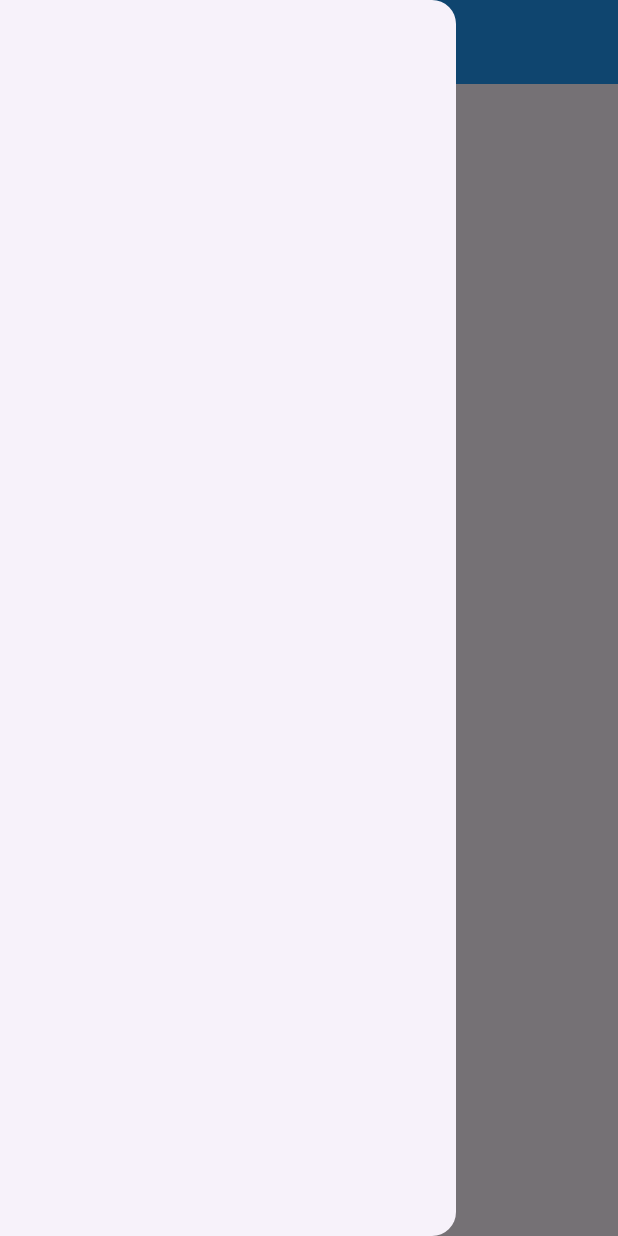
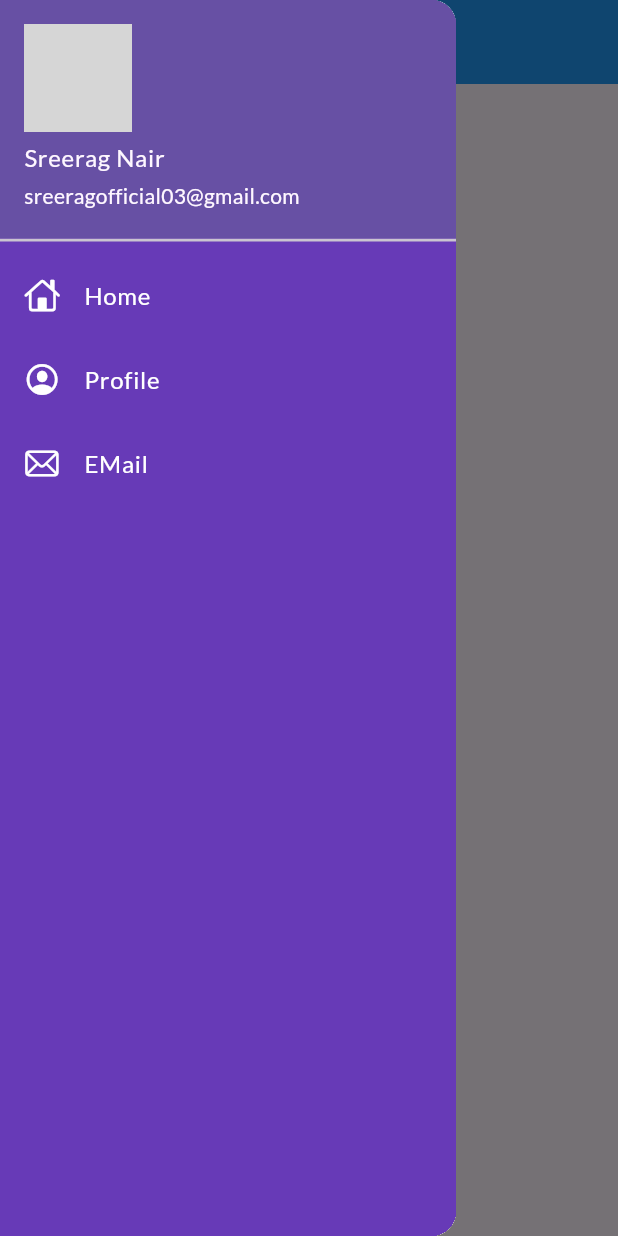
Before and after one commit to Sreerag-03/Catalogify, a Flutter app: the HomePage screen opened directly, with the side drawer open, on a phone screen of 412 x 824 dp. Run offline on Flutter 3.47's test engine with Material 3 defaults, Android fonts, the phone set to English and light mode, and no system bars; our stand-ins replace google_fonts; network calls fail; grey boxes are pictures that could not be loaded.

Commit message:
day 9 completed

```diff
--- a/lib/main.dart
+++ b/lib/main.dart
@@ -14,6 +14,7 @@ class MyApp extends StatelessWidget {
   @override
   Widget build(BuildContext context) {
     return MaterialApp(
+      debugShowCheckedModeBanner: false,
       home: const HomePage(),
       themeMode: ThemeMode.light,
       theme: ThemeData(
--- a/lib/pages/home_page.dart
+++ b/lib/pages/home_page.dart
@@ -1,3 +1,4 @@
+import 'package:catalogify/widgets/drawer.dart';
 import 'package:flutter/material.dart';
 
 class HomePage extends StatelessWidget {
@@ -15,7 +16,7 @@ class HomePage extends StatelessWidget {
           child: const Text("Welcome to "),
         ),
       ),
-      drawer: const Drawer(),
+      drawer: const MyDrawer(),
     );
   }
 }
--- /dev/null
+++ b/lib/widgets/drawer.dart
@@ -0,0 +1,44 @@
+import 'package:flutter/cupertino.dart';
+import 'package:flutter/material.dart';
+
+class MyDrawer extends StatelessWidget {
+  const MyDrawer({super.key});
+
+  @override
+  Widget build(BuildContext context) {
+    final imageUrl = "https://images.unsplash.com/photo-1507003211169-0a1dd7228f2d?q=80&w=1000&auto=format&fit=crop&ixlib=rb-4.0.3&ixid=M3wxMjA3fDB8MHxzZWFyY2h8NHx8cmFuZG9tJTIwcGVvcGxlfGVufDB8fDB8fHww";
+    return Drawer(
+      child: Container(
+        color: Colors.deepPurple,
+        child: ListView(
+          padding: EdgeInsets.zero,
+          children: [
+            DrawerHeader(
+              padding: EdgeInsets.zero,
+              child: UserAccountsDrawerHeader(
+                margin: EdgeInsets.zero,
+                accountName: const Text("Sreerag Nair"),
+                accountEmail: const Text("sreeragofficial03@gmail.com"),
+                currentAccountPicture: CircleAvatar(
+                  backgroundImage: NetworkImage(imageUrl),
+                ),
+              ),
+            ),
+             const ListTile(
+              leading: Icon(CupertinoIcons.home,color: Colors.white,),
+              title: Text("Home", style: TextStyle(color: Colors.white),),
+            ),
+            const ListTile(
+              leading: Icon(CupertinoIcons.profile_circled,color: Colors.white,),
+              title: Text("Profile", style: TextStyle(color: Colors.white),),
+            ),
+            const ListTile(
+              leading: Icon(CupertinoIcons.mail,color: Colors.white,),
+              title: Text("EMail", style: TextStyle(color: Colors.white),),
+            ),
+          ],
+        ),
+      ),
+    );
+  }
+}
```
